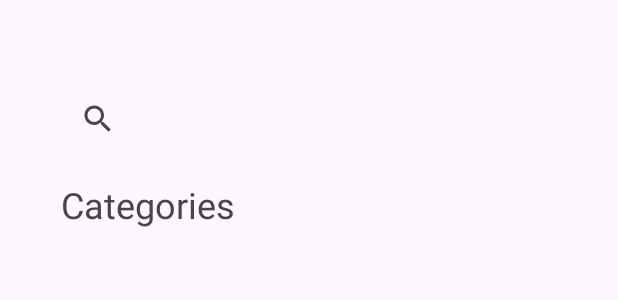
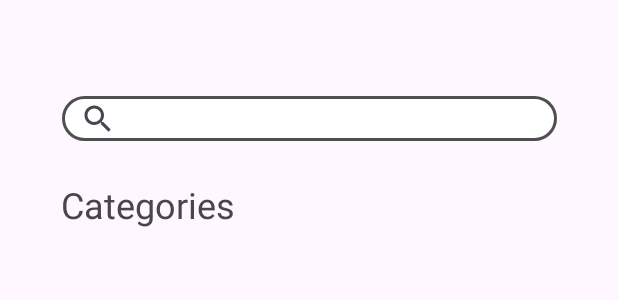
Before and after one commit to Raefabdulnazir/FurniCart, an Android app: the layout activity_home_page.xml on its own in the app's theme, with its tools: preview values and no code run, on a phone screen of 412 x 824 dp. Shown: the top 300 px of the screen. Run offline under Robolectric (Android 15) with nearby library versions, the phone set to English and light mode, and no system bars.

Commit message:
creating home page

```diff
--- a/app/build.gradle.kts
+++ b/app/build.gradle.kts
@@ -10,7 +10,7 @@ android {
 
     defaultConfig {
         applicationId = "com.example.furnicart"
-        minSdk = 24
+        minSdk = 28
         targetSdk = 33
         versionCode = 1
         versionName = "1.0"
--- a/app/src/main/java/com/example/furnicart/HomePageActivity.kt
+++ b/app/src/main/java/com/example/furnicart/HomePageActivity.kt
@@ -1,10 +1,10 @@
 package com.example.furnicart
 
-import android.R
 import android.os.Bundle
 import androidx.appcompat.app.AppCompatActivity
 import androidx.recyclerview.widget.LinearLayoutManager
 import androidx.recyclerview.widget.RecyclerView
+import com.example.furnicart.R
 
 
 class HomePageActivity : AppCompatActivity() {
@@ -16,7 +16,7 @@ class HomePageActivity : AppCompatActivity() {
             R.drawable.icon_popular,
             R.drawable.icon_chairs,
             R.drawable.icon_tables,
-            R.drawable.icon_desks,
+            R.drawable.icon_sofas,
             R.drawable.icon_beds
         )
         val recyclerView = findViewById<RecyclerView>(R.id.recyclerView)
--- a/app/src/main/java/com/example/furnicart/LoginActivity.kt
+++ b/app/src/main/java/com/example/furnicart/LoginActivity.kt
@@ -95,6 +95,8 @@ class LoginActivity : AppCompatActivity() {
             if (task.isSuccessful) {
                 Toast.makeText(this, "Login successful", Toast.LENGTH_SHORT).show()
                 // You might add further actions here upon successful login
+                val intent = Intent(this@LoginActivity,HomePageActivity::class.java)
+                startActivity(intent)
                 finish()
             } else {
                 // Handle login failure
--- /dev/null
+++ b/app/src/main/res/drawable/rounded_search_view.xml
@@ -0,0 +1,8 @@
+<?xml version="1.0" encoding="utf-8"?>
+<shape xmlns:android="http://schemas.android.com/apk/res/android" android:shape="rectangle">
+    <solid android:color="#FFFFFF" /> <!-- Change the color as needed -->
+    <corners android:radius="20dp" /> <!-- Adjust the radius for round corners -->
+    <stroke
+        android:width="2dp"
+    android:color="#504F4F" />
+</shape>
--- a/app/src/main/res/layout/activity_home_page.xml
+++ b/app/src/main/res/layout/activity_home_page.xml
@@ -10,6 +10,7 @@
         android:id="@+id/searchBar"
         android:layout_width="330dp"
         android:layout_height="30dp"
+        android:background="@drawable/rounded_search_view"
         app:layout_constraintBottom_toBottomOf="parent"
         app:layout_constraintEnd_toEndOf="parent"
         app:layout_constraintHorizontal_bias="0.506"
@@ -32,13 +33,16 @@
 
     <androidx.recyclerview.widget.RecyclerView
         android:id="@+id/recyclerView"
-        android:layout_width="338dp"
-        android:layout_height="57dp"
+        android:layout_width="332dp"
+        android:layout_height="73dp"
         android:orientation="horizontal"
         app:layout_constraintBottom_toBottomOf="parent"
         app:layout_constraintEnd_toEndOf="parent"
-        app:layout_constraintHorizontal_bias="0.561"
+        app:layout_constraintHorizontal_bias="0.367"
         app:layout_constraintStart_toStartOf="parent"
         app:layout_constraintTop_toBottomOf="@+id/categoriesTextView"
-        app:layout_constraintVertical_bias="0.045" />
+        app:layout_constraintVertical_bias="0.046"
+        />
+
+
 </androidx.constraintlayout.widget.ConstraintLayout>
```
Also changed, not shown: app/src/main/java/com/example/furnicart/IconAdapter.kt (+14 -4 lines), app/src/main/res/layout/item_icon.xml (+60 -2 lines), app/src/main/res/drawable/icon_beds.png (added), app/src/main/res/drawable/icon_chairs.png (added), app/src/main/res/drawable/icon_popular.png (added), app/src/main/res/drawable/icon_sofas.png (added), app/src/main/res/drawable/icon_tables.png (added).
